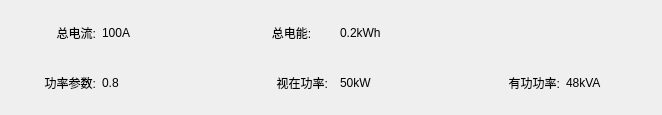
Qt form BusBar-Qt/branch/box/boxtotalwid.ui (luozhiyong131/BusBar) before a commit.
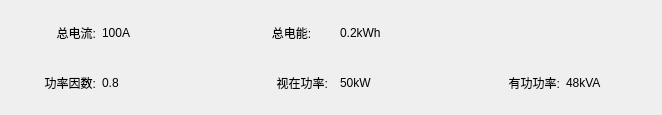
The same form after that commit.

Patch:
```diff
--- a/BusBar-Qt/branch/box/boxtotalwid.ui
+++ b/BusBar-Qt/branch/box/boxtotalwid.ui
@@ -187,7 +187,7 @@
       </size>
      </property>
      <property name="text">
-      <string>功率参数:</string>
+      <string>功率因数:</string>
      </property>
      <property name="alignment">
       <set>Qt::AlignRight|Qt::AlignTrailing|Qt::AlignVCenter</set>
```
